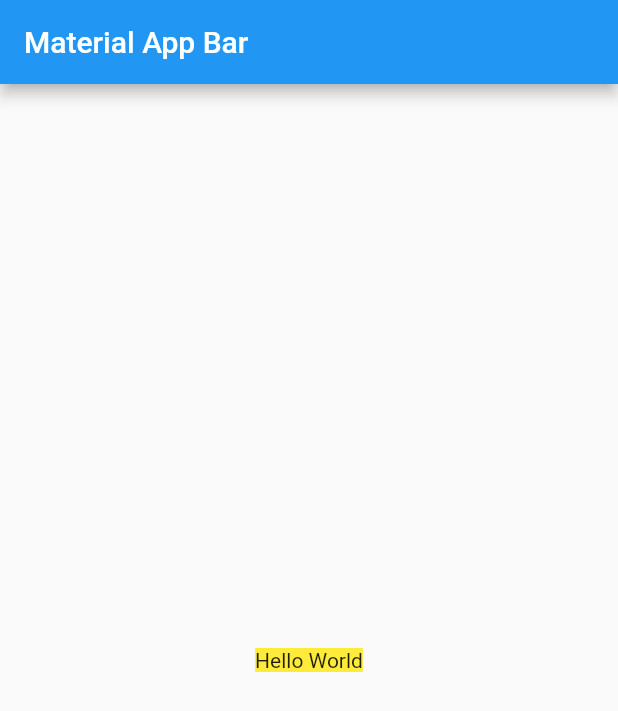
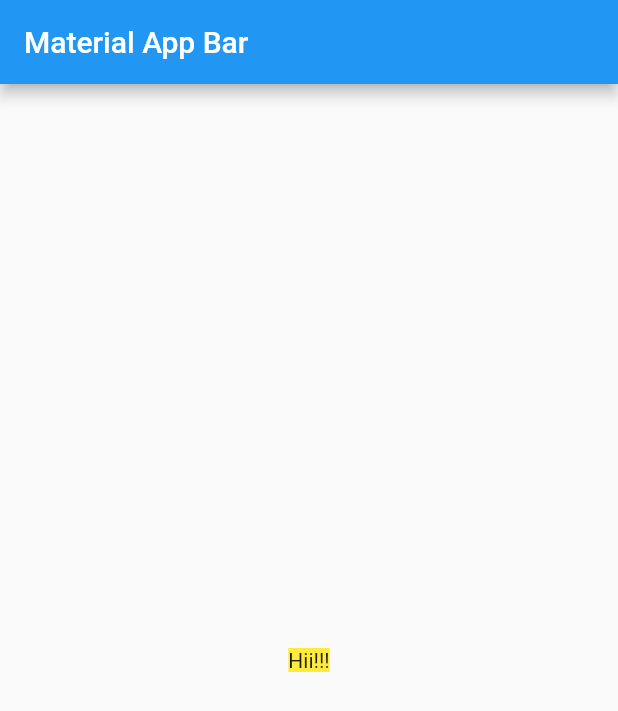
Before and after one commit to mervenurtopcu/GitLearn, a Flutter app: the screen it shows after launch, on a phone screen of 412 x 824 dp. Shown: the top 711 px of the screen. Run offline on Flutter 3.47's test engine with Material 2 defaults, Android fonts, the phone set to English and light mode, and no system bars.

Commit message:
text is changed

```diff
--- a/lib/main.dart
+++ b/lib/main.dart
@@ -17,7 +17,7 @@ class MyApp extends StatelessWidget {
         body: Center(
           child: Container(
             color: Colors.yellow,
-            child: Text('Hello World'),
+            child: Text('Hii!!!'),
           ),
         ),
       ),
```
